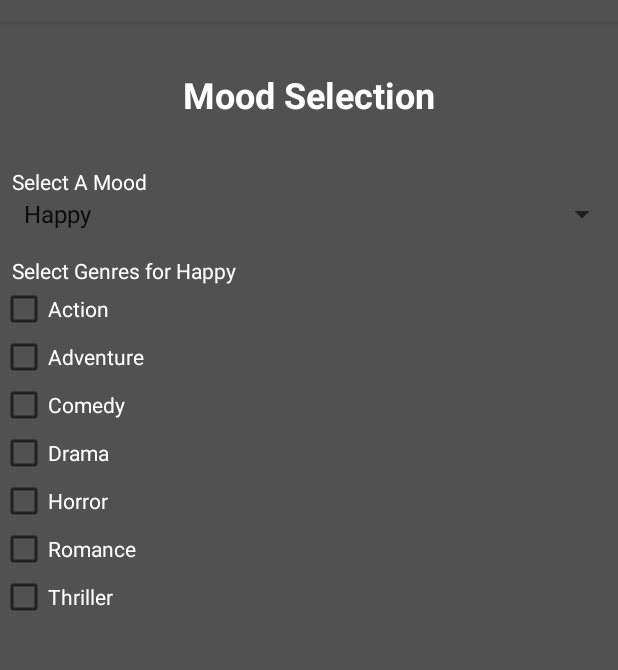
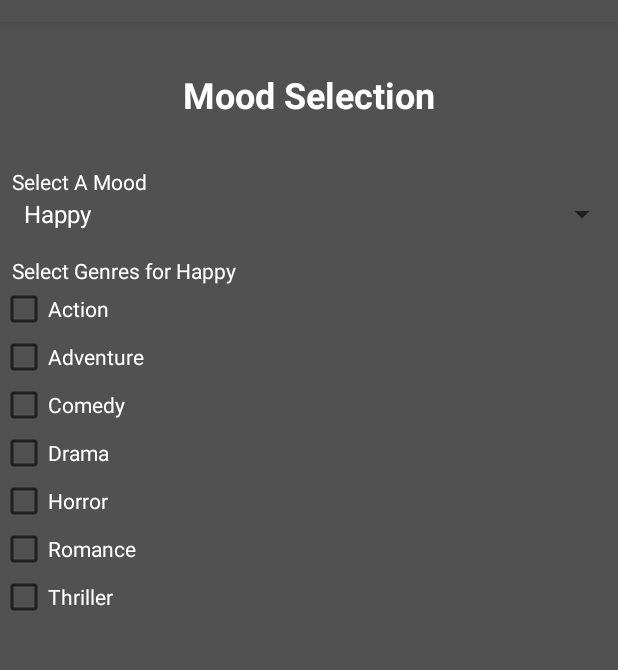
Before and after one commit to CampoMilan/MobileDevMoodWatch, an Android app: the MainActivity screen opened directly, with no data from a screen before it, in the options menu, after a tap on "Moods", on a phone screen of 412 x 824 dp, the part 62-732 px from its top. Run offline under Robolectric (Android 15) with nearby library versions, the phone set to English and light mode, and no system bars; pictures from the network do not load.

Commit message:
Styling done

```diff
--- a/MoodWatch/app/src/main/java/com/campomilan/moodwatch/MovieListAdapter.java
+++ b/MoodWatch/app/src/main/java/com/campomilan/moodwatch/MovieListAdapter.java
@@ -1,6 +1,7 @@
 package com.campomilan.moodwatch;
 
 import android.content.Context;
+import android.graphics.Color;
 import android.text.Layout;
 import android.view.LayoutInflater;
 import android.view.View;
@@ -41,7 +42,9 @@ public class MovieListAdapter extends RecyclerView.Adapter<MovieListAdapter.Movi
         //id and title bind
 
         holder.id.setText(mData.get(position).getId());
+        holder.id.setTextColor(Color.parseColor("#DAC503"));
         holder.title.setText(mData.get(position).getTitle());
+        holder.title.setTextColor(Color.parseColor("#DAC503"));
 
         //img bind
         Glide.with(mContext)
--- a/MoodWatch/app/src/main/java/com/campomilan/moodwatch/SelectionActivity.java
+++ b/MoodWatch/app/src/main/java/com/campomilan/moodwatch/SelectionActivity.java
@@ -3,6 +3,7 @@ package com.campomilan.moodwatch;
 import androidx.appcompat.app.AppCompatActivity;
 
 import android.content.Intent;
+import android.graphics.Color;
 import android.os.Bundle;
 import android.os.Environment;
 import android.util.Log;
@@ -92,6 +93,7 @@ public class SelectionActivity extends AppCompatActivity implements AdapterView.
     @Override
     public void onItemSelected(AdapterView<?> adapterView, View view, int position, long id) {
         selectedMood = (String) adapterView.getItemAtPosition(position);
+        ((TextView) adapterView.getChildAt(0)).setTextColor(Color.WHITE);
         String selectGenresText = getResources().getString(R.string.select_genres) + " " + selectedMood;
         mSelectGenreTextView.setText(selectGenresText);
         currentMood = selectedMood.toLowerCase() + ".txt";
--- a/MoodWatch/app/src/main/res/layout/activity_selection.xml
+++ b/MoodWatch/app/src/main/res/layout/activity_selection.xml
@@ -27,6 +27,8 @@
         android:layout_height="wrap_content"
         android:layout_marginStart="8dp"
         android:layout_marginLeft="8dp"
+        android:textColor="@android:color/background_light"
+        android:popupBackground="@color/colorAccent"
         app:layout_constraintEnd_toEndOf="parent"
         app:layout_constraintHorizontal_bias="0.0"
         app:layout_constraintStart_toStartOf="parent"
--- a/MoodWatch/app/src/main/res/layout/content_main.xml
+++ b/MoodWatch/app/src/main/res/layout/content_main.xml
@@ -11,6 +11,7 @@
         android:id="@+id/recyclerView"
         android:layout_width="0dp"
         android:layout_height="0dp"
+        android:background="@color/colorPrimary"
         app:layout_constraintBottom_toBottomOf="parent"
         app:layout_constraintEnd_toEndOf="parent"
         app:layout_constraintHorizontal_bias="0.0"
--- a/MoodWatch/app/src/main/res/menu/menu_main.xml
+++ b/MoodWatch/app/src/main/res/menu/menu_main.xml
@@ -7,9 +7,4 @@
         android:orderInCategory="1"
         android:title="@string/action_moods"
         app:showAsAction="never" />
-    <item
-        android:id="@+id/action_order"
-        android:orderInCategory="10"
-        android:title= "@string/action_order"
-        app:showAsAction="never"/>
 </menu>
```
